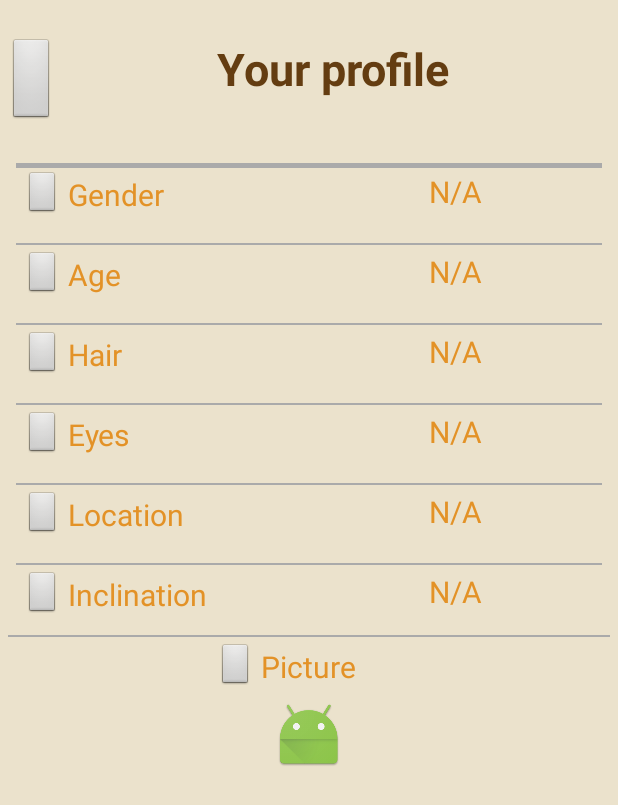
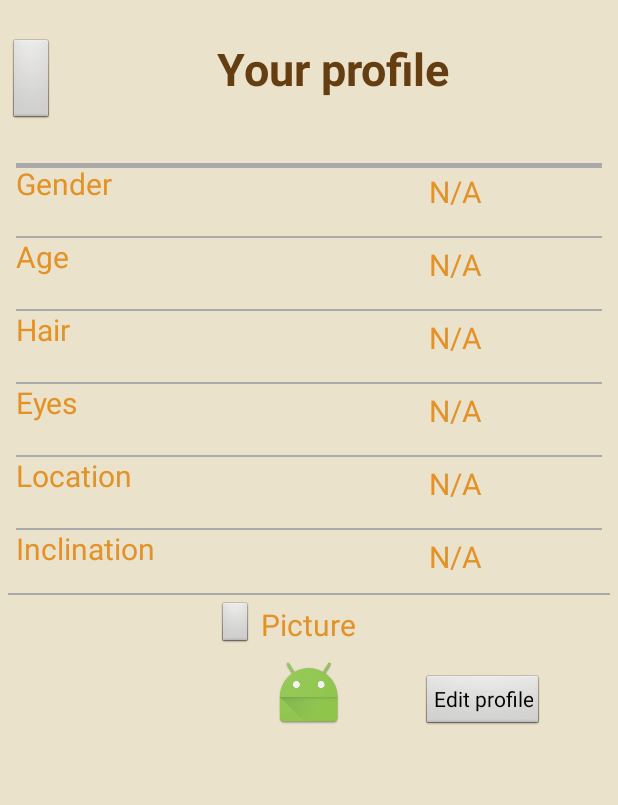
Before and after one commit to Donaschmi/UCLove, an Android app: the UserProfil screen opened directly, with no data from a screen before it, on a phone screen of 412 x 824 dp. Shown: the top 805 px of the screen. Run offline under Robolectric (Android 15) with nearby library versions, the phone set to English and light mode, and no system bars.

Commit message:
Bouton editer_profil (mettre un style dessus ?) fonctionnel

```diff
--- a/app/src/main/res/layout/activity_profil.xml
+++ b/app/src/main/res/layout/activity_profil.xml
@@ -75,15 +75,6 @@
                 android:id="@+id/left_profile_gender"
                 >
 
-                <Button
-                    style="@style/BoutonCarre"
-                    android:id="@+id/button_Chg_Gender"
-                    android:layout_width="wrap_content"
-                    android:layout_height="48px"
-                    android:layout_centerVertical="true"
-
-                    />
-
                 <TextView
                     style="@style/SimpleTexte"
                     android:layout_width="wrap_content"
@@ -91,7 +82,6 @@
                     android:id="@+id/textView_gender"
                     android:textAppearance="?android:attr/textAppearanceSmall"
                     android:text="Gender"
-                    android:layout_toRightOf="@+id/button_Chg_Gender"
                     android:layout_centerVertical="true"/>
 
 
@@ -150,15 +140,6 @@
                 android:id="@+id/left_profile_age"
                 >
 
-                <Button
-                    style="@style/BoutonCarre"
-                    android:id="@+id/button_Chg_Age"
-                    android:layout_width="wrap_content"
-                    android:layout_height="48px"
-                    android:layout_centerVertical="true"
-
-                    />
-
                 <TextView
                     style="@style/SimpleTexte"
                     android:layout_width="wrap_content"
@@ -166,7 +147,6 @@
                     android:id="@+id/textView_age"
                     android:textAppearance="?android:attr/textAppearanceSmall"
                     android:text="Age"
-                    android:layout_toRightOf="@+id/button_Chg_Age"
                     android:layout_centerVertical="true"/>
 
 
@@ -225,15 +205,6 @@
                 android:id="@+id/left_profile_hair"
                 >
 
-                <Button
-                    style="@style/BoutonCarre"
-                    android:id="@+id/button_Chg_Hair"
-                    android:layout_width="wrap_content"
-                    android:layout_height="48px"
-                    android:layout_centerVertical="true"
-
-                    />
-
                 <TextView
                     style="@style/SimpleTexte"
                     android:layout_width="wrap_content"
@@ -241,7 +212,6 @@
                     android:id="@+id/textView_hair"
                     android:textAppearance="?android:attr/textAppearanceSmall"
                     android:text="Hair"
-                    android:layout_toRightOf="@+id/button_Chg_Hair"
                     android:layout_centerVertical="true"/>
 
 
@@ -301,15 +271,6 @@
                 android:id="@+id/left_profile_eyes"
                 >
 
-                <Button
-                    style="@style/BoutonCarre"
-                    android:id="@+id/button_Chg_Eyes"
-                    android:layout_width="wrap_content"
-                    android:layout_height="48px"
-                    android:layout_centerVertical="true"
-
-                    />
-
                 <TextView
                     style="@style/SimpleTexte"
                     android:layout_width="wrap_content"
@@ -317,7 +278,6 @@
                     android:id="@+id/textView_eyes"
                     android:textAppearance="?android:attr/textAppearanceSmall"
                     android:text="Eyes"
-                    android:layout_toRightOf="@+id/button_Chg_Eyes"
                     android:layout_centerVertical="true"/>
 
 
@@ -377,15 +337,6 @@
                 android:id="@+id/left_profile_location"
                 >
 
-                <Button
-                    style="@style/BoutonCarre"
-                    android:id="@+id/button_Chg_Location"
-                    android:layout_width="wrap_content"
-                    android:layout_height="48px"
-                    android:layout_centerVertical="true"
-
-                    />
-
                 <TextView
                     style="@style/SimpleTexte"
                     android:layout_width="wrap_content"
@@ -393,7 +344,6 @@
                     android:id="@+id/textView_location"
                     android:textAppearance="?android:attr/textAppearanceSmall"
                     android:text="Location"
-                    android:layout_toRightOf="@+id/button_Chg_Location"
                     android:layout_centerVertical="true"/>
 
 
@@ -453,15 +403,6 @@
                 android:id="@+id/left_profile_inclination"
                 >
 
-                <Button
-                    style="@style/BoutonCarre"
-                    android:id="@+id/button_Chg_Inclination"
-                    android:layout_width="wrap_content"
-                    android:layout_height="48px"
-                    android:layout_centerVertical="true"
-
-                    />
-
                 <TextView
                     style="@style/SimpleTexte"
                     android:layout_width="wrap_content"
@@ -469,7 +410,6 @@
                     android:id="@+id/textView_inclination"
                     android:textAppearance="?android:attr/textAppearanceSmall"
                     android:text="Inclination"
-                    android:layout_toRightOf="@+id/button_Chg_Inclination"
                     android:layout_centerVertical="true"/>
 
 
@@ -525,6 +465,18 @@
 
             />
 
+        <Button
+            style="?android:attr/buttonStyleSmall"
+            android:layout_width="wrap_content"
+            android:layout_height="wrap_content"
+            android:text="Edit profile"
+            android:id="@+id/btn_edit"
+            android:layout_alignBottom="@+id/img_profile"
+            android:layout_toRightOf="@+id/img_profile"
+            android:layout_toEndOf="@+id/img_profile"
+            android:layout_marginLeft="52dp"
+            android:layout_marginStart="52dp" />
+
 
     </RelativeLayout>
 
```
Also changed, not shown: app/src/main/java/ucloveproject/uclove/Activity/UserProfil.java (+4 -158 lines).
